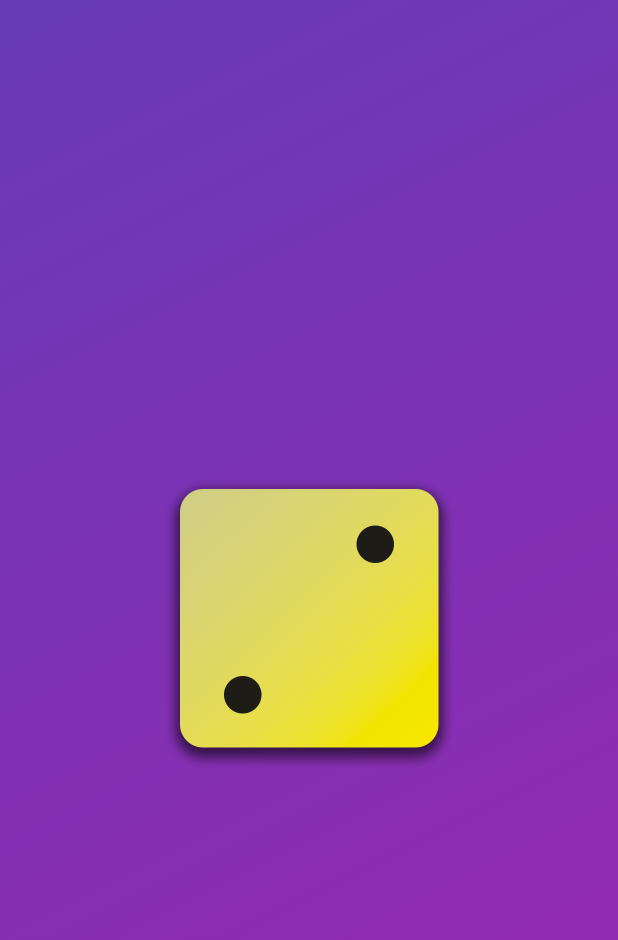
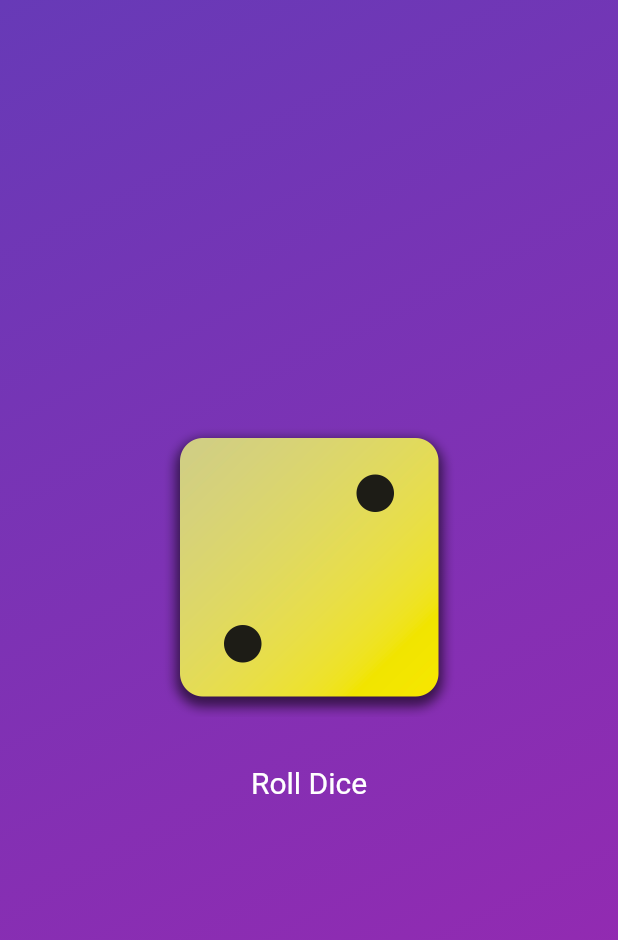
Before and after one commit to ArthurBufon/flutter_roll_dice, a Flutter app: the screen it shows after launch, on a phone screen of 412 x 824 dp. Shown: the top 940 px of the screen. Run offline on Flutter 3.47's test engine with Material 2 defaults, Android fonts, the phone set to English and light mode, and no system bars.

Commit message:
botao rolar dado

```diff
--- a/lib/gradient_container.dart
+++ b/lib/gradient_container.dart
@@ -4,14 +4,20 @@ const startAlignment = Alignment.topLeft;
 const endAlignment = Alignment.bottomRight;
 
 class GradientContainer extends StatelessWidget {
-  const GradientContainer(this.colorStart, this.colorEnd, {super.key});
+  GradientContainer(this.colorStart, this.colorEnd, {super.key});
 
-  const GradientContainer.purple({super.key})
+  GradientContainer.purple({super.key})
       : colorStart = Colors.deepPurple,
         colorEnd = Colors.purple;
 
   final Color colorStart;
   final Color colorEnd;
+  var activeDiceImage = 'assets/images/dice-2.png';
+
+  void rollDice() {
+    activeDiceImage = 'assets/images/dice-1.png';
+    print('bunda');
+  }
 
   @override
   Widget build(context) {
@@ -27,9 +33,27 @@ class GradientContainer extends StatelessWidget {
         ),
       ),
       child: Center(
-        child: Image.asset(
-          'assets/images/dice-2.png',
-          width: 200,
+        child: Column(
+          mainAxisSize: MainAxisSize.min,
+          children: [
+            Image.asset(
+              activeDiceImage,
+              width: 200,
+            ),
+            const SizedBox(
+              height: 20,
+            ),
+            TextButton(
+              onPressed: rollDice,
+              style: TextButton.styleFrom(
+                foregroundColor: Colors.white,
+                textStyle: const TextStyle(
+                  fontSize: 20,
+                ),
+              ),
+              child: const Text('Roll Dice'),
+            )
+          ],
         ),
       ),
     );
--- a/lib/main.dart
+++ b/lib/main.dart
@@ -4,7 +4,7 @@ import 'gradient_container.dart';
 
 void main() {
   runApp(
-    const MaterialApp(
+    MaterialApp(
       home: Scaffold(
         body: GradientContainer(Colors.deepPurple, Colors.purple),
       ),
```
